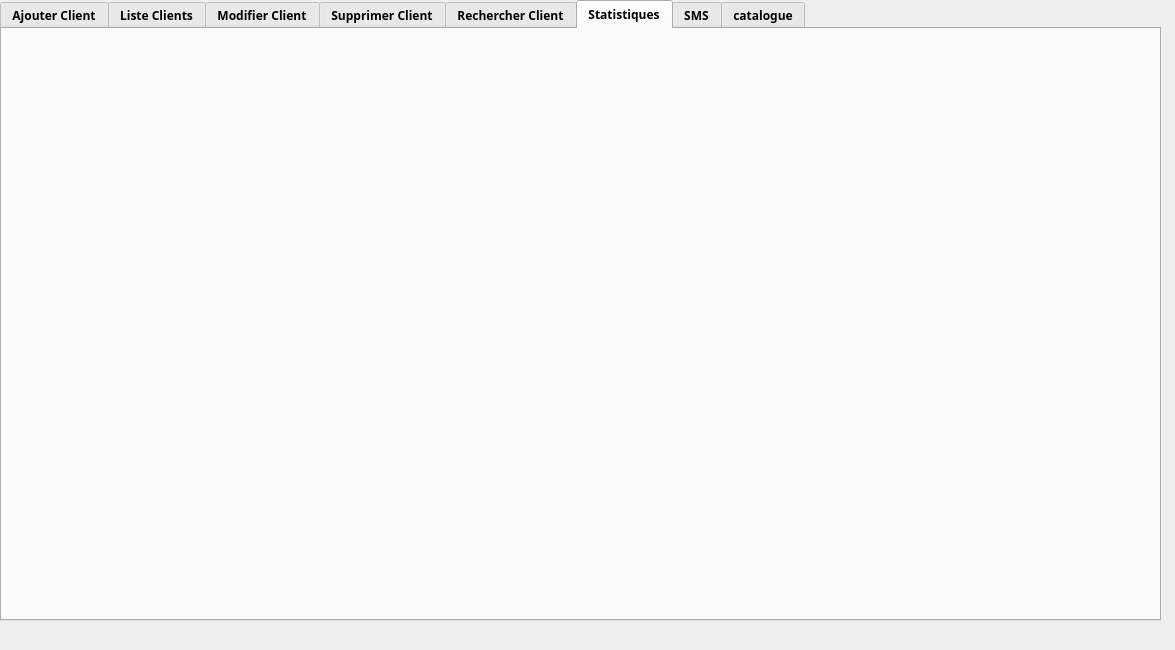
MedAzizBouzid/Smart_Beauty_Center_2A24, file mainwindow.ui: the form before one commit.
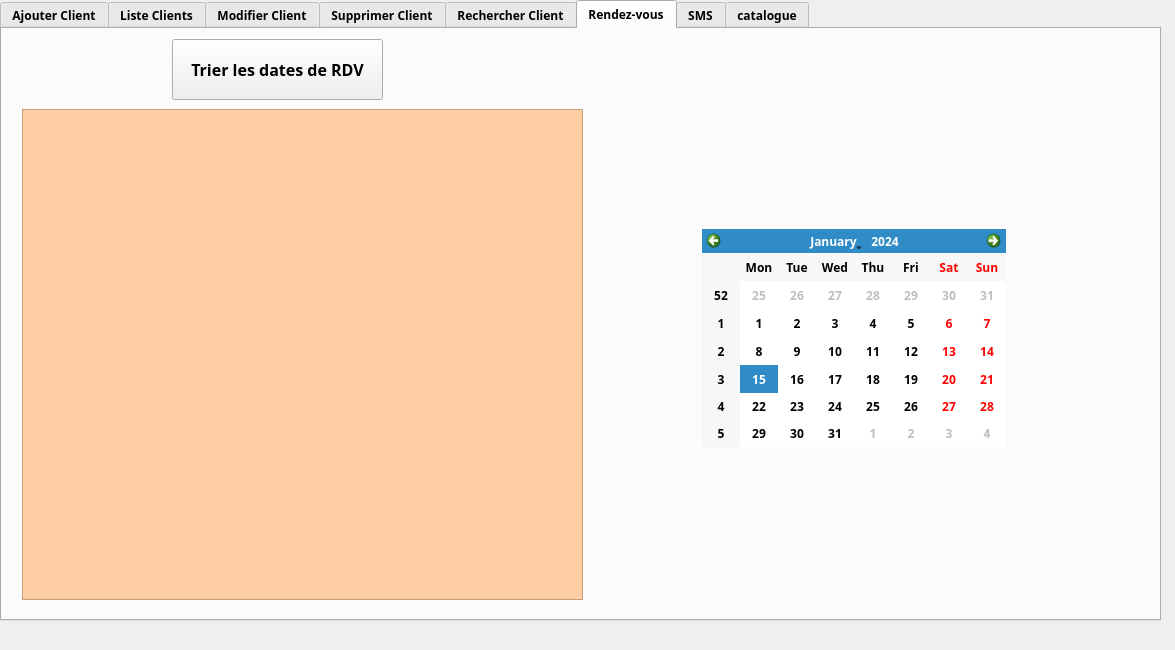
The form after the commit. The open tabs and pages were chosen to show the change. Icons and pictures are not drawn.

```diff
--- a/mainwindow.ui
+++ b/mainwindow.ui
@@ -933,8 +933,74 @@
     </widget>
     <widget class="QWidget" name="tab_8">
      <attribute name="title">
-      <string>Statistiques</string>
+      <string>Rendez-vous</string>
      </attribute>
+     <widget class="QPushButton" name="pb_tri">
+      <property name="geometry">
+       <rect>
+        <x>170</x>
+        <y>10</y>
+        <width>211</width>
+        <height>61</height>
+       </rect>
+      </property>
+      <property name="font">
+       <font>
+        <pointsize>12</pointsize>
+       </font>
+      </property>
+      <property name="text">
+       <string>Trier les dates de RDV</string>
+      </property>
+     </widget>
+     <widget class="QTableView" name="TVTRI">
+      <property name="geometry">
+       <rect>
+        <x>20</x>
+        <y>80</y>
+        <width>561</width>
+        <height>491</height>
+       </rect>
+      </property>
+      <property name="font">
+       <font>
+        <family>Script MT Bold</family>
+        <weight>75</weight>
+        <bold>true</bold>
+       </font>
+      </property>
+      <property name="styleSheet">
+       <string notr="true">background-color: rgb(255, 206, 162);
+selection-color: rgb(255, 203, 129);</string>
+      </property>
+     </widget>
+     <widget class="QCalendarWidget" name="calendarWidget">
+      <property name="geometry">
+       <rect>
+        <x>700</x>
+        <y>200</y>
+        <width>304</width>
+        <height>218</height>
+       </rect>
+      </property>
+     </widget>
+     <widget class="QLabel" name="backgroundrdv">
+      <property name="geometry">
+       <rect>
+        <x>5</x>
+        <y>-5</y>
+        <width>1151</width>
+        <height>601</height>
+       </rect>
+      </property>
+      <property name="text">
+       <string/>
+      </property>
+     </widget>
+     <zorder>backgroundrdv</zorder>
+     <zorder>pb_tri</zorder>
+     <zorder>TVTRI</zorder>
+     <zorder>calendarWidget</zorder>
     </widget>
     <widget class="QWidget" name="tab_2">
      <attribute name="title">
```
Left out of the diff: 2 changed lines with no effect on the pictures.
